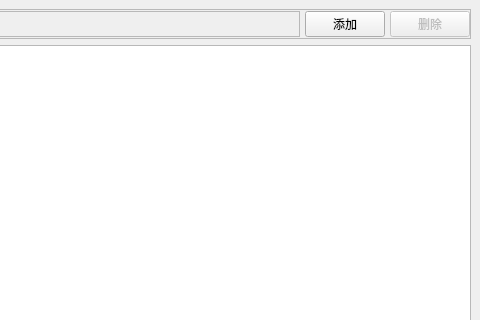
Qt form ui/MainWindow.ui (gaohaojia/Book_Management) before a commit; both pictures show x 508 to 988 and y 0 to 320 of the 988 by 591 pixel window.
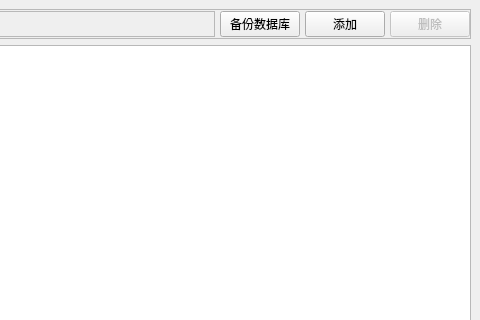
The same form after that commit.

Diff of the .ui file:
```diff
--- a/ui/MainWindow.ui
+++ b/ui/MainWindow.ui
@@ -97,6 +97,19 @@
          </property>
         </widget>
        </item>
+       <item>
+        <widget class="QPushButton" name="backupButton">
+         <property name="sizePolicy">
+          <sizepolicy hsizetype="Preferred" vsizetype="Preferred">
+           <horstretch>0</horstretch>
+           <verstretch>0</verstretch>
+          </sizepolicy>
+         </property>
+         <property name="text">
+          <string>备份数据库</string>
+         </property>
+        </widget>
+       </item>
        <item>
         <widget class="QPushButton" name="addButton">
          <property name="enabled">
```
